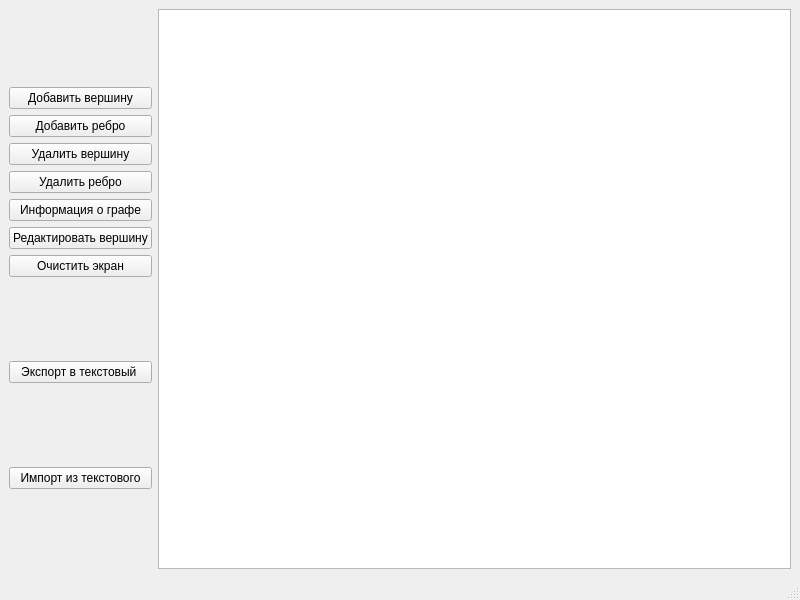
Before: the Qt Designer form trunk/ii02320/task_03/mainwindow.ui in brstu/OTIS-2023, drawn with Qt 5.
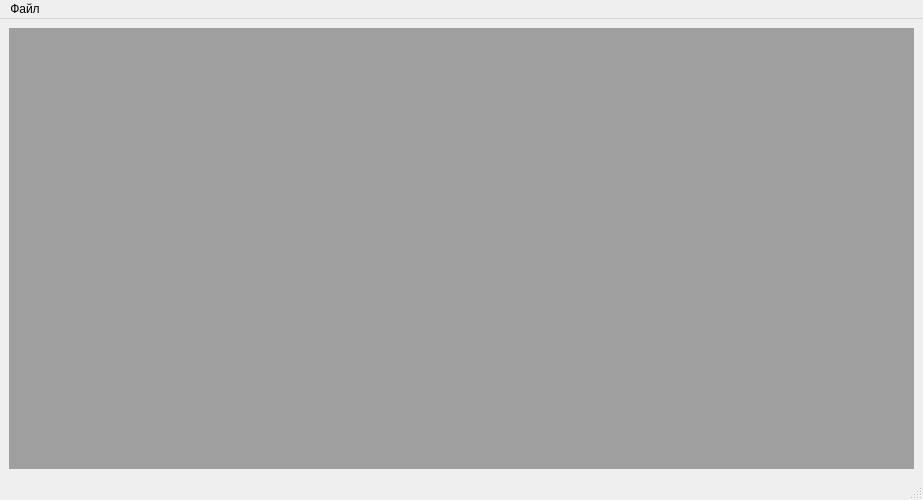
After: the same form once the commit is applied.

Diff of the .ui file:
```diff
--- a/trunk/ii02320/task_03/mainwindow.ui
+++ b/trunk/ii02320/task_03/mainwindow.ui
@@ -6,88 +6,17 @@
    <rect>
     <x>0</x>
     <y>0</y>
-    <width>800</width>
-    <height>600</height>
+    <width>923</width>
+    <height>500</height>
    </rect>
   </property>
   <property name="windowTitle">
    <string>MainWindow</string>
   </property>
   <widget class="QWidget" name="centralwidget">
-   <layout class="QHBoxLayout" name="horizontalLayout">
-    <item>
-     <layout class="QVBoxLayout" name="verticalLayout_2">
-      <item>
-       <layout class="QVBoxLayout" name="verticalLayout">
-        <item>
-         <widget class="QPushButton" name="addVertexButton">
-          <property name="text">
-           <string>Добавить вершину</string>
-          </property>
-         </widget>
-        </item>
-        <item>
-         <widget class="QPushButton" name="addEdgeButton">
-          <property name="text">
-           <string>Добавить ребро</string>
-          </property>
-         </widget>
-        </item>
-        <item>
-         <widget class="QPushButton" name="removeVertexButton">
-          <property name="text">
-           <string>Удалить вершину</string>
-          </property>
-         </widget>
-        </item>
-        <item>
-         <widget class="QPushButton" name="removeEdgeButton">
-          <property name="text">
-           <string>Удалить ребро</string>
-          </property>
-         </widget>
-        </item>
-        <item>
-         <widget class="QPushButton" name="addInformationButton">
-          <property name="text">
-           <string>Информация о графе</string>
-          </property>
-         </widget>
-        </item>
-        <item>
-         <widget class="QPushButton" name="changeVertexButton">
-          <property name="text">
-           <string>Редактировать вершину</string>
-          </property>
-         </widget>
-        </item>
-        <item>
-         <widget class="QPushButton" name="addClearsceneButton">
-          <property name="text">
-           <string>Очистить экран</string>
-          </property>
-         </widget>
-        </item>
-       </layout>
-      </item>
-      <item>
-       <widget class="QPushButton" name="export_2">
-        <property name="text">
-         <string>Экспорт в текстовый </string>
-        </property>
-       </widget>
-      </item>
-      <item>
-       <widget class="QPushButton" name="import_2">
-        <property name="text">
-         <string>Импорт из текстового</string>
-        </property>
-       </widget>
-      </item>
-     </layout>
-    </item>
-    <item>
-     <widget class="QGraphicsView" name="graphicsView"/>
+   <layout class="QGridLayout" name="gridLayout">
+    <item row="0" column="0">
+     <widget class="QMdiArea" name="mdiArea"/>
     </item>
    </layout>
   </widget>
@@ -96,10 +25,17 @@
     <rect>
      <x>0</x>
      <y>0</y>
-     <width>800</width>
+     <width>923</width>
      <height>21</height>
     </rect>
    </property>
+   <widget class="QMenu" name="menu">
+    <property name="title">
+     <string>Файл</string>
+    </property>
+    <addaction name="action"/>
+   </widget>
+   <addaction name="menu"/>
   </widget>
   <widget class="QStatusBar" name="statusbar"/>
  </widget>
```
Left out of the diff: 5 changed lines with no effect on the pictures.
